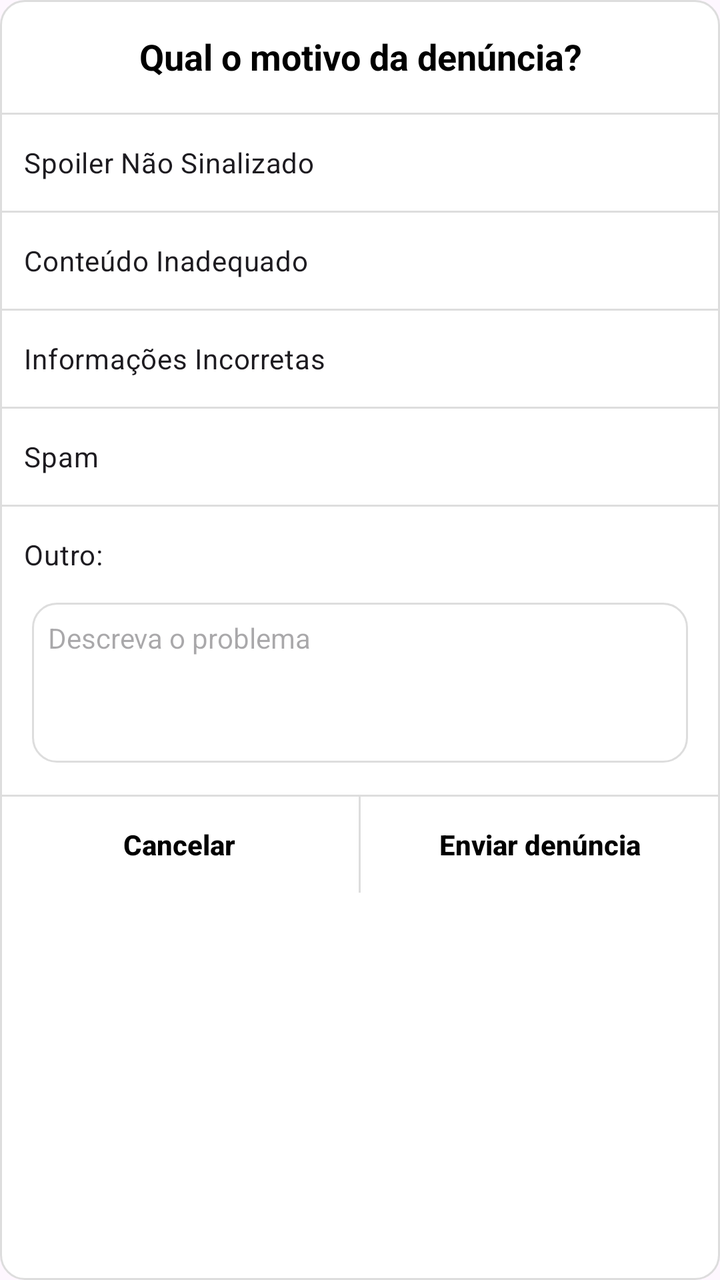
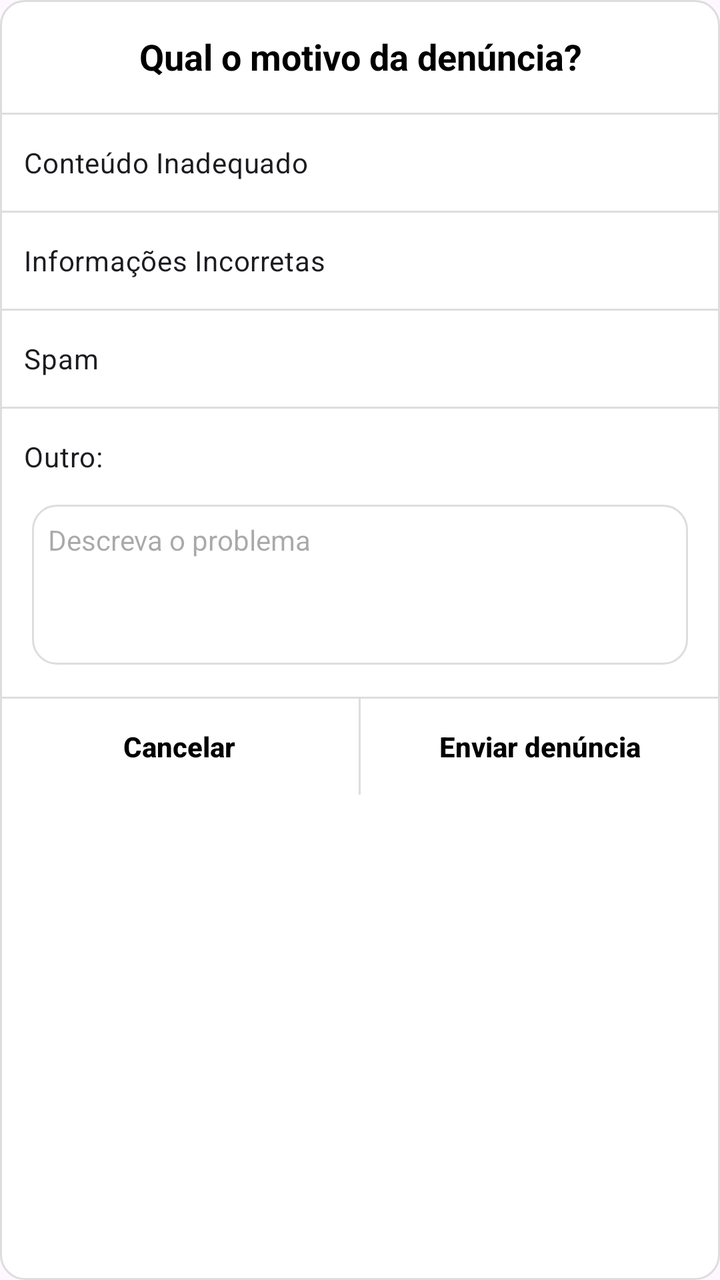

Two renders of the same Android screen: before a commit and after it. Below are the layout's source before the change and the commit's diff.
<!-- AndroidManifest.xml: application theme Theme.Bibliotecaapp -->
<!-- res/layout/dialog_denuncia.xml -->
<?xml version="1.0" encoding="utf-8"?>
<LinearLayout xmlns:android="http://schemas.android.com/apk/res/android"
    android:layout_width="match_parent"
    android:layout_height="wrap_content"
    android:layout_margin="20dp"
    android:background="@drawable/bg_comentario"
    android:orientation="vertical">

    <TextView
        android:layout_width="match_parent"
        android:layout_height="wrap_content"
        android:gravity="center"
        android:padding="16dp"
        android:text="@string/dialog_denuncia_titulo"
        android:textColor="@color/black"
        android:textSize="18sp"
        android:textStyle="bold" />

    <View
        android:layout_width="match_parent"
        android:layout_height="1dp"
        android:background="@color/divider_color" />

    <RadioGroup
        android:id="@+id/radioGroup"
        android:layout_width="match_parent"
        android:layout_height="wrap_content">

        <RadioButton
            android:id="@+id/rbSpoiler"
            android:layout_width="match_parent"
            android:layout_height="wrap_content"
            android:padding="12dp"
            android:button="@null"
            android:background="@drawable/selector_radio_denuncia"
            android:text="@string/motivo_spoiler" />

        <View
            android:layout_width="match_parent"
            android:layout_height="1dp"
            android:background="#DDD" />

        <RadioButton
            android:id="@+id/rbInadequado"
            android:layout_width="match_parent"
            android:layout_height="wrap_content"
            android:padding="12dp"
            android:button="@null"
            android:background="@drawable/selector_radio_denuncia"
            android:text="@string/motivo_inadequado" />

        <View
            android:layout_width="match_parent"
            android:layout_height="1dp"
            android:background="#DDD" />

        <RadioButton
            android:id="@+id/rbIncorreto"
            android:layout_width="match_parent"
            android:layout_height="wrap_content"
            android:padding="12dp"
            android:button="@null"
            android:background="@drawable/selector_radio_denuncia"
            android:text="@string/motivo_incorreto" />

        <View
            android:layout_width="match_parent"
            android:layout_height="1dp"
            android:background="#DDD" />

        <RadioButton
            android:id="@+id/rbSpam"
            android:layout_width="match_parent"
            android:layout_height="wrap_content"
            android:padding="12dp"
            android:button="@null"
            android:background="@drawable/selector_radio_denuncia"
            android:text="@string/motivo_spam" />

        <View
            android:layout_width="match_parent"
            android:layout_height="1dp"
            android:background="#DDD" />

        <RadioButton
            android:id="@+id/rbOutro"
            android:layout_width="match_parent"
            android:layout_height="wrap_content"
            android:padding="12dp"
            android:button="@null"
            android:background="@drawable/selector_radio_denuncia"
            android:text="@string/motivo_outro" />
    </RadioGroup>

    <EditText
        android:id="@+id/edtOutro"
        android:layout_width="match_parent"
        android:layout_height="80dp"
        android:layout_marginHorizontal="16dp"
        android:layout_marginBottom="16dp"
        android:background="@drawable/bg_comentario"
        android:gravity="top"
        android:hint="@string/hint_descreva_problema"
        android:padding="8dp"
        android:textSize="14sp" />

    <View
        android:layout_width="match_parent"
        android:layout_height="1dp"
        android:background="@color/divider_color" />

    <LinearLayout
        android:layout_width="match_parent"
        android:layout_height="wrap_content"
        android:orientation="horizontal">

        <Button
            android:id="@+id/btnCancelar"
            style="?android:attr/borderlessButtonStyle"
            android:layout_width="0dp"
            android:layout_height="wrap_content"
            android:layout_weight="1"
            android:text="@string/btn_cancelar"
            android:textAllCaps="false"
            android:textColor="@color/black"
            android:textStyle="bold" />

        <View
            android:layout_width="1dp"
            android:layout_height="match_parent"
            android:background="#DDD" />

        <Button
            android:id="@+id/btnEnviar"
            style="?android:attr/borderlessButtonStyle"
            android:layout_width="0dp"
            android:layout_height="wrap_content"
            android:layout_weight="1"
            android:text="@string/btn_enviar_denuncia"
            android:textAllCaps="false"
            android:textColor="@color/black"
            android:textStyle="bold" />
    </LinearLayout>

</LinearLayout>
<!-- resources referenced by this layout -->
<resources>
  <color name="black">#FF000000</color>
  <color name="divider_color">#DDDDDD</color>
  <!-- drawable bg_comentario (drawable) -->
  <shape xmlns:android="http://schemas.android.com/apk/res/android">
      <solid android:color="#FFFFFF"/>
      <corners android:radius="12dp"/>
      <stroke android:width="1dp" android:color="#DDD"/>
  </shape>
  <!-- drawable selector_radio_denuncia (drawable) -->
  <?xml version="1.0" encoding="utf-8"?>
  <selector xmlns:android="http://schemas.android.com/apk/res/android">
      <item android:state_checked="true">
          <shape android:shape="rectangle">
              <solid android:color="#EEEEEE" />
          </shape>
      </item>
      <item android:drawable="@android:color/transparent" />
  </selector>
  <string name="btn_cancelar">Cancelar</string>
  <string name="btn_enviar_denuncia">Enviar denúncia</string>
  <string name="dialog_denuncia_titulo">Qual o motivo da denúncia?</string>
  <string name="hint_descreva_problema">Descreva o problema</string>
  <string name="motivo_inadequado">Conteúdo Inadequado</string>
  <string name="motivo_incorreto">Informações Incorretas</string>
  <string name="motivo_outro">Outro:</string>
  <string name="motivo_spam">Spam</string>
  <string name="motivo_spoiler">Spoiler Não Sinalizado</string>
  <style name="Theme.Bibliotecaapp" parent="Base.Theme.Bibliotecaapp" />
  <style name="Base.Theme.Bibliotecaapp" parent="Theme.Material3.DayNight.NoActionBar">
          
          
      </style>
</resources>

<!-- the commit's change to res/layout/dialog_denuncia.xml (unified diff, before → after) -->
@@ -25,20 +25,6 @@
         android:id="@+id/radioGroup"
         android:layout_width="match_parent"
         android:layout_height="wrap_content">
-
-        <RadioButton
-            android:id="@+id/rbSpoiler"
-            android:layout_width="match_parent"
-            android:layout_height="wrap_content"
-            android:padding="12dp"
-            android:button="@null"
-            android:background="@drawable/selector_radio_denuncia"
-            android:text="@string/motivo_spoiler" />
-
-        <View
-            android:layout_width="match_parent"
-            android:layout_height="1dp"
-            android:background="#DDD" />
 
         <RadioButton
             android:id="@+id/rbInadequado"
<!-- resource entries referenced after the edit -->
@@ -26,7 +26,6 @@
   <string name="motivo_incorreto">Informações Incorretas</string>
   <string name="motivo_outro">Outro:</string>
   <string name="motivo_spam">Spam</string>
-  <string name="motivo_spoiler">Spoiler Não Sinalizado</string>
   <style name="Theme.Bibliotecaapp" parent="Base.Theme.Bibliotecaapp" />
   <style name="Base.Theme.Bibliotecaapp" parent="Theme.Material3.DayNight.NoActionBar">
           
